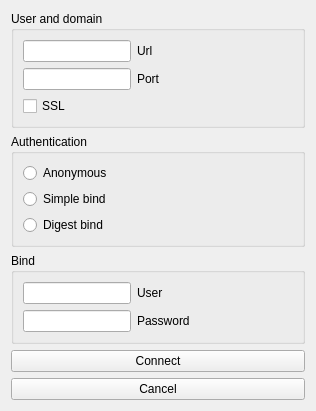
The window that ADService/ldapconnectmenu.ui (loppe14/ADService) describes before a commit, drawn with Qt 5.
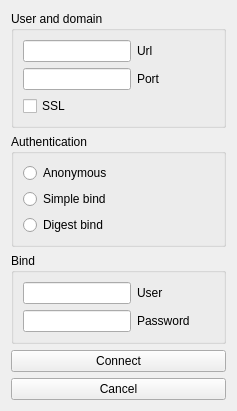
The same window after the commit.

What changed in the file:
```diff
--- a/ADService/ldapconnectmenu.ui
+++ b/ADService/ldapconnectmenu.ui
@@ -6,7 +6,7 @@
    <rect>
     <x>0</x>
     <y>0</y>
-    <width>316</width>
+    <width>237</width>
     <height>392</height>
    </rect>
   </property>
```
